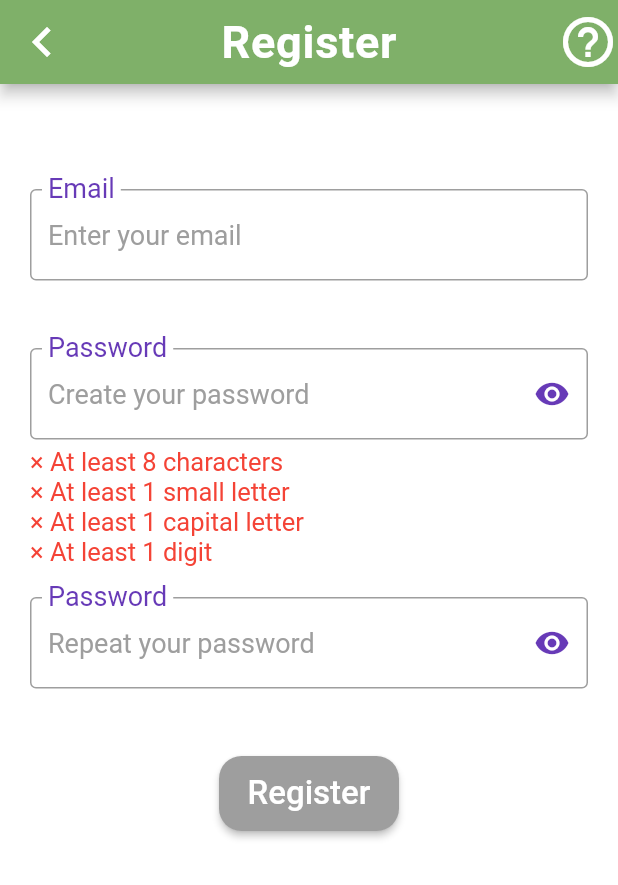
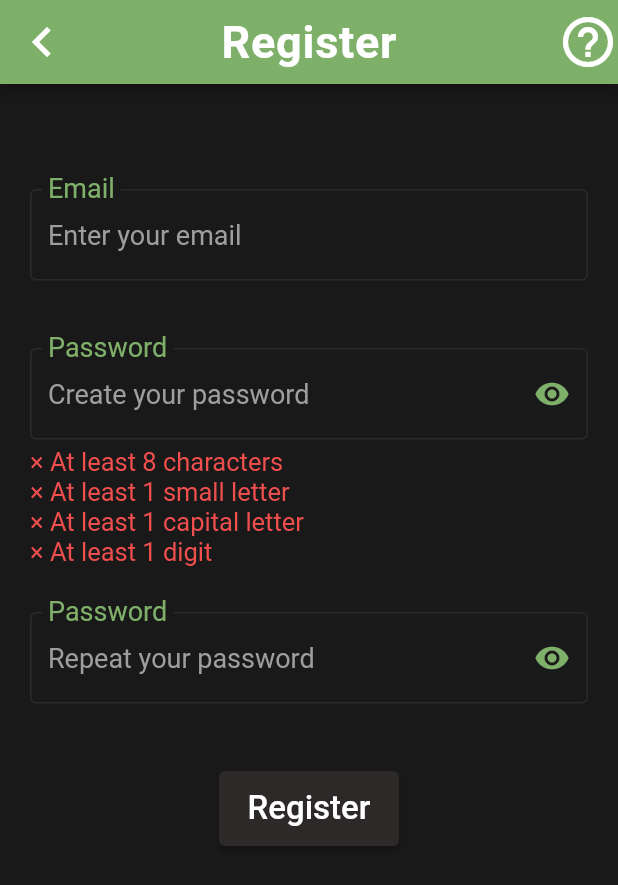
Before and after one commit to SDP-2023-G8/InBoX-app, a Flutter app: the RegisterScreen screen opened directly, on a phone screen of 412 x 824 dp. Shown: the top 885 px of the screen. Run offline on Flutter 3.47's test engine with Material 2 defaults, Android fonts, the phone set to English and light mode, and no system bars; our stand-ins replace flutter_local_notifications, flutter_secure_storage, flutter_speed_dial, flutter_svg, google_fonts, local_auth and 2 more; missing offline and left inert: flutter_mjpeg, flutter_verification_code, mic_stream; accounts and stored records are empty; network calls fail.

Commit message:
Register and Verification screens UI fixed

```diff
--- a/inbox_app/lib/components/pop_ups.dart
+++ b/inbox_app/lib/components/pop_ups.dart
@@ -302,7 +302,8 @@ class _VerifyWithPasswordScreenState extends State<VerifyWithPasswordDialog> {
                 hintStyle: const TextStyle(fontSize: 18, color: Colors.grey),
                 focusedBorder: const OutlineInputBorder(
                     borderSide: BorderSide(color: PRIMARY_GREEN)),
-                border: const OutlineInputBorder(),
+                enabledBorder: const OutlineInputBorder(
+                    borderSide: BorderSide(color: PRIMARY_GREY)),
                 suffixIcon: IconButton(
                   color: PRIMARY_GREEN,
                   icon: Icon(
@@ -380,7 +381,8 @@ class _ChangeEmailScreenState extends State<ChangeEmailDialog> {
               hintStyle: TextStyle(fontSize: 18, color: Colors.grey),
               focusedBorder: OutlineInputBorder(
                   borderSide: BorderSide(color: PRIMARY_GREEN)),
-              border: OutlineInputBorder(),
+              enabledBorder: OutlineInputBorder(
+                  borderSide: BorderSide(color: PRIMARY_GREY)),
             ),
             onChanged: (value) => callSetStateEmail(),
           ),
--- a/inbox_app/lib/pages/register.dart
+++ b/inbox_app/lib/pages/register.dart
@@ -6,7 +6,6 @@ import 'package:http/http.dart' as http;
 import 'package:inbox_app/components/bars.dart';
 import 'package:inbox_app/constants/constants.dart';
 import 'package:inbox_app/pages/verify_code.dart';
-
 import '../components/input_validation.dart';
 
 class RegisterScreen extends StatefulWidget {
@@ -75,7 +74,7 @@ class _RegisterScreenState extends State<RegisterScreen> {
         },
         child: Scaffold(
             resizeToAvoidBottomInset: false,
-            backgroundColor: Colors.white,
+            backgroundColor: PRIMARY_BLACK,
             appBar: const BarWithHelpAndBackArrow(
                 'Register',
                 'How to Register?',
@@ -96,19 +95,21 @@ class _RegisterScreenState extends State<RegisterScreen> {
                       const SizedBox(height: 50),
                       TextFormField(
                         controller: _emailController,
-                        cursorColor: Colors.deepPurple,
-                        style: const TextStyle(fontSize: 18),
+                        cursorColor: PRIMARY_GREEN,
+                        style:
+                            const TextStyle(color: Colors.white, fontSize: 18),
                         decoration: const InputDecoration(
                           labelText: 'Email',
                           labelStyle:
-                              TextStyle(color: Colors.deepPurple, fontSize: 24),
+                              TextStyle(color: PRIMARY_GREEN, fontSize: 24),
                           floatingLabelBehavior: FloatingLabelBehavior.always,
                           hintText: 'Enter your email',
                           hintStyle:
                               TextStyle(fontSize: 18, color: Colors.grey),
                           focusedBorder: OutlineInputBorder(
-                              borderSide: BorderSide(color: Colors.deepPurple)),
-                          border: OutlineInputBorder(),
+                              borderSide: BorderSide(color: PRIMARY_GREEN)),
+                          enabledBorder: OutlineInputBorder(
+                              borderSide: BorderSide(color: PRIMARY_GREY)),
                         ),
                         onChanged: (value) => callSetStateEmail(),
                       ),
@@ -121,28 +122,29 @@ class _RegisterScreenState extends State<RegisterScreen> {
                               fontSize: 17,
                               color: (_isEmailValid ||
                                       _emailController.text.isEmpty)
-                                  ? Colors.green
-                                  : Colors.red)),
+                                  ? PRIMARY_GREEN
+                                  : PRIMARY_RED)),
                       const SizedBox(height: 20),
                       TextFormField(
                         controller: _passwordController,
                         obscureText: _isObscure1,
-                        cursorColor: Colors.deepPurple,
-                        style: const TextStyle(fontSize: 18),
+                        cursorColor: PRIMARY_GREEN,
+                        style:
+                            const TextStyle(color: Colors.white, fontSize: 18),
                         decoration: InputDecoration(
                             labelText: 'Password',
                             labelStyle: const TextStyle(
-                                color: Colors.deepPurple, fontSize: 24),
+                                color: PRIMARY_GREEN, fontSize: 24),
                             floatingLabelBehavior: FloatingLabelBehavior.always,
                             hintText: 'Create your password',
                             hintStyle: const TextStyle(
                                 fontSize: 18, color: Colors.grey),
                             focusedBorder: const OutlineInputBorder(
-                                borderSide:
-                                    BorderSide(color: Colors.deepPurple)),
-                            border: const OutlineInputBorder(),
+                                borderSide: BorderSide(color: PRIMARY_GREEN)),
+                            enabledBorder: const OutlineInputBorder(
+                                borderSide: BorderSide(color: PRIMARY_GREY)),
                             suffixIcon: IconButton(
-                              color: Colors.deepPurple,
+                              color: PRIMARY_GREEN,
                               icon: Icon(_isObscure1
                                   ? Icons.visibility
                                   : Icons.visibility_off),
@@ -160,46 +162,48 @@ class _RegisterScreenState extends State<RegisterScreen> {
                       Text('${_input.min8 ? '•  ' : '× '}At least 8 characters',
                           style: TextStyle(
                               fontSize: 17,
-                              color: _input.min8 ? Colors.green : Colors.red)),
+                              color:
+                                  _input.min8 ? PRIMARY_GREEN : PRIMARY_RED)),
                       Text(
                           '${_input.lowerCase ? '•  ' : '× '}At least 1 small letter',
                           style: TextStyle(
                               fontSize: 17,
                               color: _input.lowerCase
-                                  ? Colors.green
-                                  : Colors.red)),
+                                  ? PRIMARY_GREEN
+                                  : PRIMARY_RED)),
                       Text(
                           '${_input.upperCase ? '•  ' : '× '}At least 1 capital letter',
                           style: TextStyle(
                               fontSize: 17,
                               color: _input.upperCase
-                                  ? Colors.green
-                                  : Colors.red)),
+                                  ? PRIMARY_GREEN
+                                  : PRIMARY_RED)),
                       Text('${_input.number ? '•  ' : '× '}At least 1 digit',
                           style: TextStyle(
                               fontSize: 17,
                               color:
-                                  _input.number ? Colors.green : Colors.red)),
-                      const SizedBox(height: 20),
+                                  _input.number ? PRIMARY_GREEN : PRIMARY_RED)),
+                      const SizedBox(height: 30),
                       TextFormField(
                         controller: _repeatPasswordController,
                         obscureText: _isObscure2,
-                        cursorColor: Colors.deepPurple,
-                        style: const TextStyle(fontSize: 18),
+                        cursorColor: PRIMARY_GREEN,
+                        style:
+                            const TextStyle(color: Colors.white, fontSize: 18),
                         decoration: InputDecoration(
                             labelText: 'Password',
                             labelStyle: const TextStyle(
-                                color: Colors.deepPurple, fontSize: 24),
+                                color: PRIMARY_GREEN, fontSize: 24),
                             floatingLabelBehavior: FloatingLabelBehavior.always,
                             hintText: 'Repeat your password',
                             hintStyle: const TextStyle(
                                 fontSize: 18, color: Colors.grey),
                             focusedBorder: const OutlineInputBorder(
-                                borderSide:
-                                    BorderSide(color: Colors.deepPurple)),
-                            border: const OutlineInputBorder(),
+                                borderSide: BorderSide(color: PRIMARY_GREEN)),
+                            enabledBorder: const OutlineInputBorder(
+                                borderSide: BorderSide(color: PRIMARY_GREY)),
                             suffixIcon: IconButton(
-                              color: Colors.deepPurple,
+                              color: PRIMARY_GREEN,
                               icon: Icon(_isObscure2
                                   ? Icons.visibility
                                   : Icons.visibility_off),
@@ -218,8 +222,9 @@ class _RegisterScreenState extends State<RegisterScreen> {
                               : 'Passwords do not match',
                           style: TextStyle(
                               fontSize: 17,
-                              color:
-                                  _passwordsMatch ? Colors.green : Colors.red)),
+                              color: _passwordsMatch
+                                  ? PRIMARY_GREEN
+                                  : PRIMARY_RED)),
                       const SizedBox(height: 20),
                       Align(
                         alignment: Alignment.center,
@@ -231,12 +236,12 @@ class _RegisterScreenState extends State<RegisterScreen> {
                                           isPasswordValid(
                                               _passwordController.text) &&
                                           _passwordsMatch)
-                                      ? Colors.deepPurple
-                                      : Colors.grey,
-                              shape: const RoundedRectangleBorder(
-                                  borderRadius:
-                                      BorderRadius.all(Radius.circular(15)))),
+                                      ? PRIMARY_GREEN
+                                      : PRIMARY_GREY),
                           onPressed: () async {
+                            if (isEmailValid(_emailController.text) &&
+                                isPasswordValid(_passwordController.text) &&
+                                _passwordsMatch) {
                               var url = Uri.http(
                                   REST_ENDPOINT, '/api/v1/users/register');
                               Map data = {
@@ -247,7 +252,8 @@ class _RegisterScreenState extends State<RegisterScreen> {
                                   headers: {"Content-Type": "application/json"},
                                   body: json.encode(data));
 
-                            if (response.statusCode == 201 && context.mounted) {
+                              if (response.statusCode == 201 &&
+                                  context.mounted) {
                                 // Send email verification code
                                 var url = Uri.http(REST_ENDPOINT,
                                     '/api/v1/users/${_emailController.text}/verification');
@@ -266,6 +272,7 @@ class _RegisterScreenState extends State<RegisterScreen> {
                                           'Register', _emailController.text)),
                                 );
                               }
+                            }
                           },
                           child: const Text(
                             'Register',
--- a/inbox_app/lib/pages/verify_code.dart
+++ b/inbox_app/lib/pages/verify_code.dart
@@ -16,7 +16,7 @@ class VerificationScreen extends StatefulWidget {
 }
 
 class _VerificationScreenState extends State<VerificationScreen> {
-  Color _codeColor = Colors.black;
+  Color _codeColor = PRIMARY_GREEN;
   String _errorText = '';
   int _attemptsLeft = 5;
 
@@ -38,7 +38,7 @@ class _VerificationScreenState extends State<VerificationScreen> {
           },
           child: Scaffold(
               resizeToAvoidBottomInset: false,
-              backgroundColor: Colors.white,
+              backgroundColor: PRIMARY_BLACK,
               appBar: SimpleBar(widget.title),
               body: CustomScrollView(slivers: [
                 SliverFillRemaining(
@@ -51,7 +51,8 @@ class _VerificationScreenState extends State<VerificationScreen> {
                               const SizedBox(height: 200),
                               Text(
                                 'Please enter the 4-digit code sent to you at\n${widget._emailAddress}.',
-                                style: const TextStyle(fontSize: 18),
+                                style: const TextStyle(
+                                    color: Colors.white, fontSize: 18),
                               ),
                               VerificationCode(
                                 textStyle: TextStyle(
@@ -60,8 +61,8 @@ class _VerificationScreenState extends State<VerificationScreen> {
                                 ),
                                 margin:
                                     const EdgeInsets.only(top: 20, bottom: 10),
-                                underlineColor: Colors.deepPurple,
-                                cursorColor: Colors.deepPurple,
+                                underlineColor: PRIMARY_GREEN,
+                                cursorColor: PRIMARY_GREEN,
                                 keyboardType: TextInputType.number,
                                 length: 4,
                                 autofocus: true,
@@ -81,7 +82,7 @@ class _VerificationScreenState extends State<VerificationScreen> {
                                     );
                                   } else {
                                     setState(() {
-                                      _codeColor = Colors.red;
+                                      _codeColor = PRIMARY_RED;
                                       _attemptsLeft--;
                                       String att = _attemptsLeft == 1
                                           ? 'attempt'
@@ -97,7 +98,7 @@ class _VerificationScreenState extends State<VerificationScreen> {
                                 onEditing: (bool value) {
                                   if (value) {
                                     setState(() {
-                                      _codeColor = Colors.black;
+                                      _codeColor = PRIMARY_GREEN;
                                       _errorText = '';
                                     });
                                   }
@@ -106,7 +107,7 @@ class _VerificationScreenState extends State<VerificationScreen> {
                               Text(
                                 _errorText,
                                 style: const TextStyle(
-                                    fontSize: 16, color: Colors.red),
+                                    fontSize: 16, color: PRIMARY_RED),
                               )
                             ])))
               ])),
```
Lines whose indentation alone changed are shown as unchanged.
